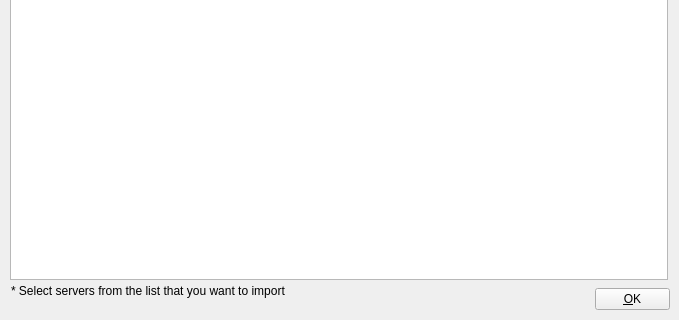
First picture: the form in src/Widgets/ImportTriCasterDeviceDialog.ui, repository CasparCG/client, before the edit; both pictures show x 0 to 679 and y 201 to 521 of the 679 by 521 pixel window.
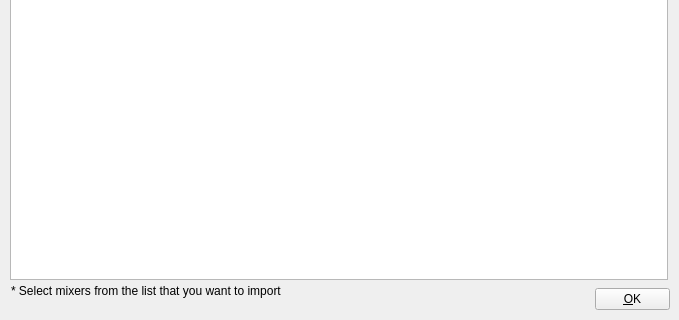
Second picture: the form after the edit.

Commit message: Added support for Blackmagic ATEM mixers.

```diff
--- a/src/Widgets/ImportTriCasterDeviceDialog.ui
+++ b/src/Widgets/ImportTriCasterDeviceDialog.ui
@@ -88,7 +88,7 @@
     </rect>
    </property>
    <property name="text">
-    <string>* Select servers from the list that you want to import</string>
+    <string>* Select mixers from the list that you want to import</string>
    </property>
   </widget>
  </widget>
```
Left out of the diff: 2 changed lines with no effect on the pictures. The commit also changes 156 other files.
